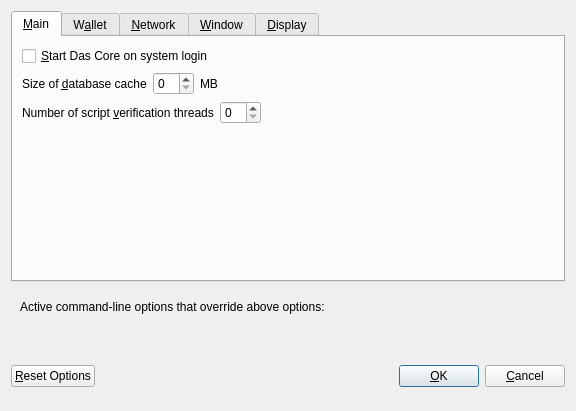
qazxswqw/q, file src/qt/forms/optionsdialog.ui: the form before one commit.
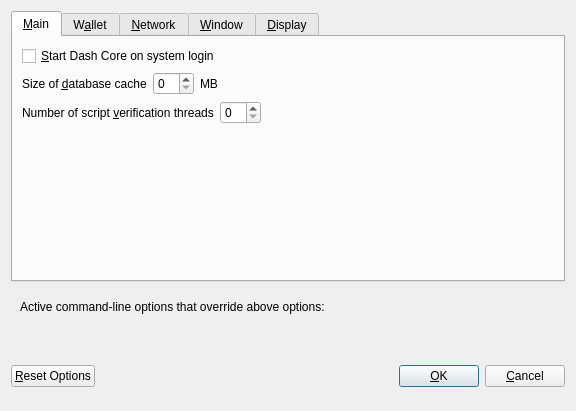
The form after the commit. Custom widgets are drawn as their Qt base class.

Patch:
```diff
--- a/src/qt/forms/optionsdialog.ui
+++ b/src/qt/forms/optionsdialog.ui
@@ -33,7 +33,7 @@
           <string>Automatically start Das Core after logging in to the system.</string>
          </property>
          <property name="text">
-          <string>&amp;Start Das Core on system login</string>
+          <string>&amp;Start Dash Core on system login</string>
          </property>
         </widget>
        </item>
```
Left out of the diff: 14 changed lines with no effect on the pictures.
